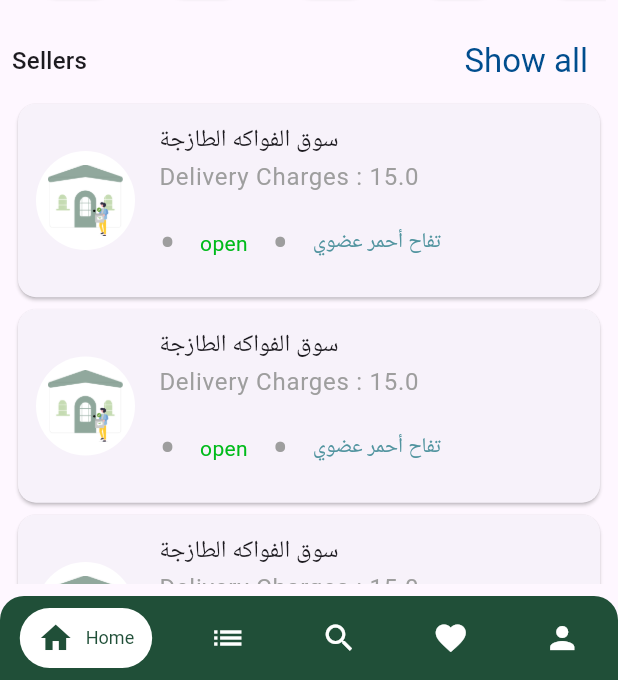
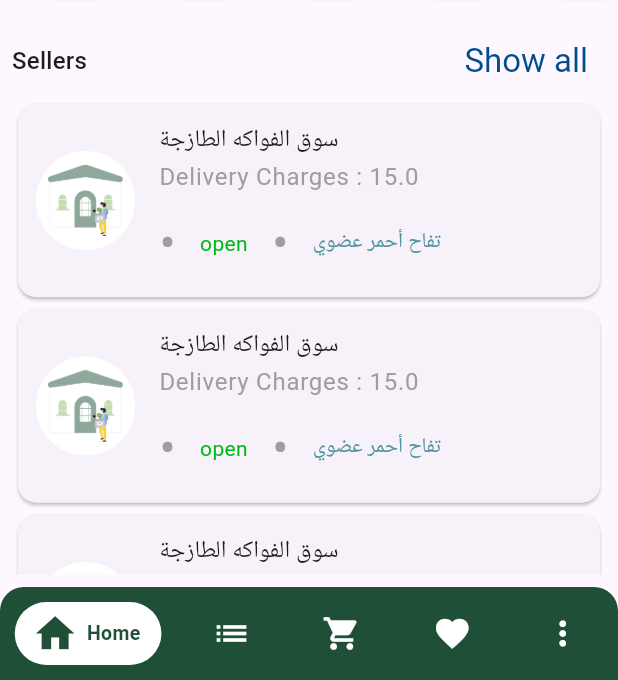
Before and after one commit to zyad-abdelhamed/fruits-app, a Flutter app: the screen it shows after launch, on a phone screen of 412 x 824 dp, the part 556-1236 px from its top. Run offline on Flutter 3.47's test engine with Material 3 defaults, Android fonts, the phone set to English and light mode, and no system bars; our stand-ins replace get_it, shared_preferences; missing offline and left inert: otp_plus; Roboto replaces fonts that are missing (Cairo).

Commit message:
responsive dashoard view

```diff
--- a/lib/core/constants/app_strings.dart
+++ b/lib/core/constants/app_strings.dart
@@ -37,8 +37,8 @@ abstract class AppStrings {
   static const String sendAgain = 'Send Again';
   static const List<String> navLabels = [
     'Home',
-    'Category',
     'Orders',
+    'Cart',
     'Favorite',
     'More',
   ];
@@ -50,6 +50,7 @@ abstract class AppStrings {
   static const String showAll = 'Show all';
   static const String myOrders = 'My Orders';
   static const String basket = 'Basket';
+  static const String favorite = 'Favorite';
   static const String proceedToCheckout = "proceed to Checkout";
   static const List<String> settingsOptionsTitles = <String>[
     'الملف الشخصي', // Profile
--- a/lib/features/dashboard/views/dashboard_view.dart
+++ b/lib/features/dashboard/views/dashboard_view.dart
@@ -13,9 +13,9 @@ class DashboardView extends StatefulWidget {
   List<IconData> get navIcons => const <IconData>[
     Icons.home,
     Icons.list,
-    Icons.search,
+    Icons.shopping_cart,
     Icons.favorite,
-    Icons.person,
+    Icons.more_vert,
   ];
 
   List<StatelessWidget> get pages => const <StatelessWidget>[
--- a/lib/features/dashboard/widgets/baners_widget.dart
+++ b/lib/features/dashboard/widgets/baners_widget.dart
@@ -35,8 +35,10 @@ class _BanersWidgetState extends State<BanersWidget> {
       spacing: ConstantsValues.dashBoardColumnSpacing,
       children: [
         SizedBox(
-          height: context.height * 0.20,
-          width: context.width,
+          height: context.isPotrait
+              ? context.height * 0.20
+              : context.height * 0.3,
+          width: context.isPotrait ? context.width : context.width * 0.6,
           child: PageView.builder(
             controller: _pageController,
             onPageChanged: (i) => _currentIndexNotifier.value = i,
--- a/lib/features/dashboard/widgets/cart_widget.dart
+++ b/lib/features/dashboard/widgets/cart_widget.dart
@@ -1,6 +1,7 @@
 import 'package:flutter/material.dart';
 import 'package:fruits_app/core/constants/app_strings.dart';
 import 'package:fruits_app/core/constants/images_routes_constants.dart';
+import 'package:fruits_app/core/utils/extentions/media_query_extention.dart';
 import 'package:fruits_app/core/utils/extentions/theme_extention.dart';
 import 'package:fruits_app/features/dashboard/models/product_model.dart';
 import 'package:fruits_app/features/dashboard/widgets/cart_product_controls_widget.dart';
@@ -44,6 +45,9 @@ class CartWidget extends StatelessWidget {
         // products
         Expanded(
           child: ListView.builder(
+            padding: context.isLandScape
+                ? EdgeInsets.symmetric(horizontal: context.width * 0.2)
+                : null,
             itemCount: products.length,
             itemBuilder: (_, int i) {
               final product = products[i];
--- a/lib/features/dashboard/widgets/custom_bottom_nav_bar.dart
+++ b/lib/features/dashboard/widgets/custom_bottom_nav_bar.dart
@@ -16,7 +16,7 @@ class CustomBottomNavBar extends StatelessWidget {
   @override
   Widget build(BuildContext context) {
     return Container(
-      padding: const EdgeInsets.symmetric(vertical: 8),
+      padding: const EdgeInsets.symmetric(vertical: 10),
       decoration: BoxDecoration(
         color: AppColors.primaryColor,
         borderRadius: const BorderRadius.only(
@@ -34,8 +34,9 @@ class CustomBottomNavBar extends StatelessWidget {
           return GestureDetector(
             onTap: () => onTap(index),
             child: AnimatedContainer(
-              duration: const Duration(milliseconds: 300),
-              padding: const EdgeInsets.symmetric(horizontal: 12, vertical: 8),
+              duration: const Duration(milliseconds: 350),
+              curve: Curves.easeOutCubic,
+              padding: const EdgeInsets.symmetric(horizontal: 14, vertical: 8),
               decoration: BoxDecoration(
                 color: isSelected ? Colors.white : Colors.transparent,
                 borderRadius: BorderRadius.circular(32),
@@ -43,24 +44,42 @@ class CustomBottomNavBar extends StatelessWidget {
               child: Row(
                 mainAxisSize: MainAxisSize.min,
                 children: [
-                  IconTheme(
+                  AnimatedScale(
+                    scale: isSelected ? 1.2 : 1.0,
+                    duration: const Duration(milliseconds: 300),
+                    curve: Curves.easeOutBack,
+                    child: IconTheme(
                       data: IconThemeData(
-                      color: isSelected ? AppColors.primaryColor : Colors.white,
-                      size: 24,
+                        color: isSelected
+                            ? AppColors.primaryColor
+                            : Colors.white,
+                        size: 26,
                       ),
                       child: icon,
                     ),
-                  if (isSelected) ...[
-                    const SizedBox(width: 8),
-                    AnimatedDefaultTextStyle(
+                  ),
+
+                  AnimatedSize(
                     duration: const Duration(milliseconds: 300),
+                    curve: Curves.easeOut,
+                    child: AnimatedOpacity(
+                      duration: const Duration(milliseconds: 250),
+                      opacity: isSelected ? 1 : 0,
+                      child: isSelected
+                          ? Padding(
+                              padding: const EdgeInsets.only(left: 8),
+                              child: Text(
+                                label,
                                 style: TextStyle(
                                   color: AppColors.primaryColor,
-                        fontSize: 12,
+                                  fontSize: 13,
+                                  fontWeight: FontWeight.w600,
                                 ),
-                      child: Text(label),
                               ),
-                  ],
+                            )
+                          : const SizedBox(),
+                    ),
+                  ),
                 ],
               ),
             ),
--- a/lib/features/dashboard/widgets/more_widget.dart
+++ b/lib/features/dashboard/widgets/more_widget.dart
@@ -8,7 +8,8 @@ class MoreWidget extends StatelessWidget {
 
   @override
   Widget build(BuildContext context) {
-    return Column(
+    return SingleChildScrollView(
+      child: Column(
         children: [
           // app bar
           AppBar(
@@ -30,8 +31,9 @@ class MoreWidget extends StatelessWidget {
           const SizedBox(height: 48.0),
 
           // options
-        const SettingsOptionsListView(),
+          ...SettingsOptions(context).items,
         ],
+      ),
     );
   }
 }
--- a/lib/features/dashboard/widgets/orders_widget.dart
+++ b/lib/features/dashboard/widgets/orders_widget.dart
@@ -1,5 +1,6 @@
 import 'package:flutter/material.dart';
 import 'package:fruits_app/core/constants/app_strings.dart';
+import 'package:fruits_app/core/utils/extentions/media_query_extention.dart';
 import 'package:fruits_app/features/dashboard/widgets/order_widget.dart';
 
 class OrdersWidget extends StatelessWidget {
@@ -15,6 +16,9 @@ class OrdersWidget extends StatelessWidget {
         // orders
         Expanded(
           child: ListView(
+            padding: context.isLandScape
+                ? EdgeInsets.symmetric(horizontal: context.width * 0.2)
+                : null,
             children: const [
               OrderItemWidget(
                 orderNumber: "243188",
--- a/lib/features/dashboard/widgets/seller_widget.dart
+++ b/lib/features/dashboard/widgets/seller_widget.dart
@@ -2,6 +2,8 @@ import 'package:flutter/material.dart';
 import 'package:fruits_app/core/constants/app_strings.dart';
 import 'package:fruits_app/core/constants/images_routes_constants.dart';
 import 'package:fruits_app/core/theme/app_colors.dart';
+import 'package:fruits_app/core/utils/extentions/media_query_extention.dart';
+import 'package:fruits_app/core/utils/extentions/theme_extention.dart';
 import 'package:fruits_app/features/dashboard/models/seller_model.dart';
 
 class SellerWidget extends StatelessWidget {
@@ -17,7 +19,11 @@ class SellerWidget extends StatelessWidget {
 
   @override
   Widget build(BuildContext context) {
-    return Card(
+    return Padding(
+      padding: context.isLandScape
+          ? EdgeInsets.all(context.width * 0.4)
+          : const EdgeInsets.all(0.0),
+      child: Card(
         child: Padding(
           padding: const EdgeInsets.all(12.0),
           child: Row(
@@ -43,6 +49,7 @@ class SellerWidget extends StatelessWidget {
             ],
           ),
         ),
+      ),
     );
   }
 }
@@ -59,8 +66,8 @@ class SellerDataWidget extends StatelessWidget {
 
   @override
   Widget build(BuildContext context) {
-    final TextStyle? headlineStyle = Theme.of(context).textTheme.bodyLarge;
-    final TextStyle? dotTextStyle = headlineStyle?.copyWith(
+    final TextStyle headlineStyle = context.bodyLarge;
+    final TextStyle dotTextStyle = headlineStyle.copyWith(
       color: Colors.grey,
       fontSize: 32.0,
     );
@@ -72,7 +79,7 @@ class SellerDataWidget extends StatelessWidget {
         Text(sellerModel.name, style: headlineStyle),
         Text(
           "${AppStrings.deliveryCharges} : ${sellerModel.deliveryCharges}",
-          style: headlineStyle?.copyWith(color: Colors.grey),
+          style: headlineStyle.copyWith(color: Colors.grey),
         ),
         SizedBox(height: 8),
         Wrap(
--- a/lib/main.dart
+++ b/lib/main.dart
@@ -1,6 +1,11 @@
 import 'package:flutter/material.dart';
+import 'package:fruits_app/core/services/dependencey_injection_service.dart';
 import 'package:fruits_app/fruits_app.dart';
 
 void main() {
+  WidgetsFlutterBinding.ensureInitialized();
+
+  DependencyInjectionService.setupServiceLocator();
+
   runApp(const FruitsApp());
 }
--- a/pubspec.yaml
+++ b/pubspec.yaml
@@ -9,7 +9,9 @@ environment:
 dependencies:
   flutter:
     sdk: flutter
+  get_it: ^9.2.0
   otp_plus: ^1.1.0
+  shared_preferences: ^2.5.3
 
 dev_dependencies:
   flutter_test:
```
Also changed, not shown: lib/core/services/cache_service.dart (added, +80 -0 lines), lib/core/services/dependencey_injection_service.dart (added, +13 -0 lines), lib/features/dashboard/widgets/favorites_widget.dart (+20 -2 lines), lib/features/dashboard/widgets/product_widget.dart (+42 -25 lines), lib/features/dashboard/widgets/sellers_widget.dart (+13 -13 lines), lib/features/dashboard/widgets/setteings_options_list_view.dart (+17 -19 lines), pubspec.lock, 1 other file. Lines whose indentation alone changed are shown as unchanged.
